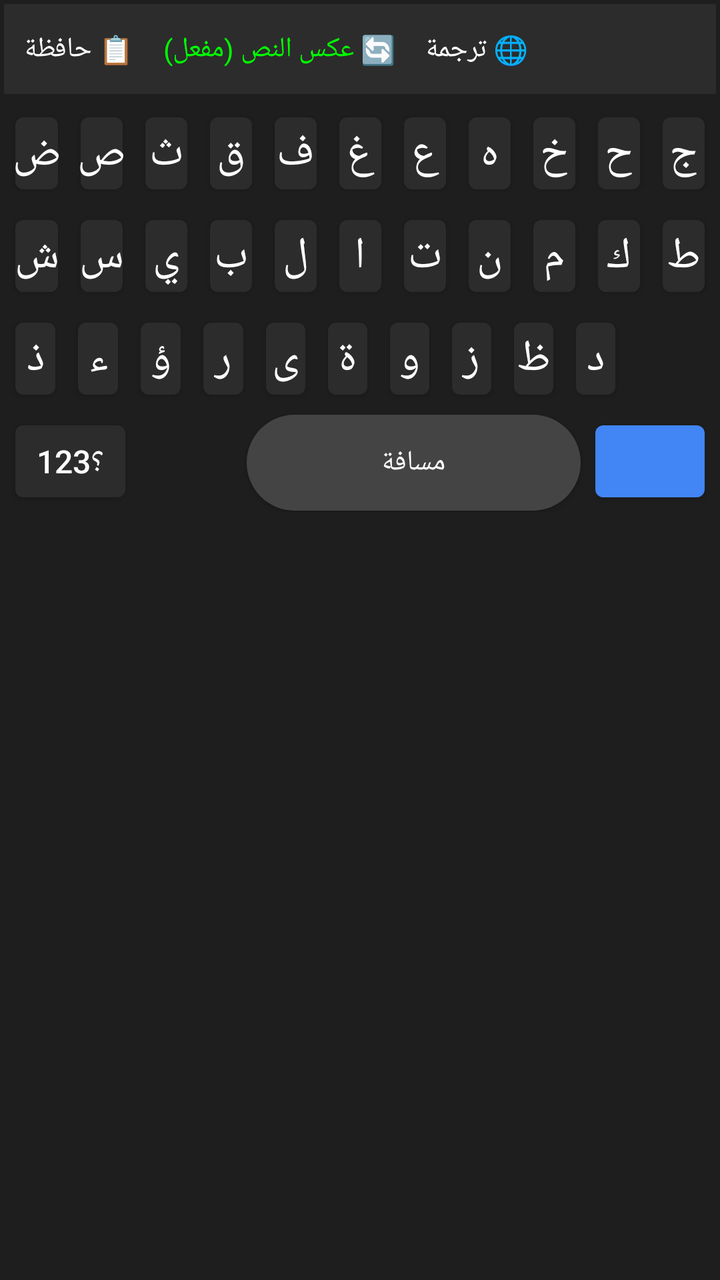
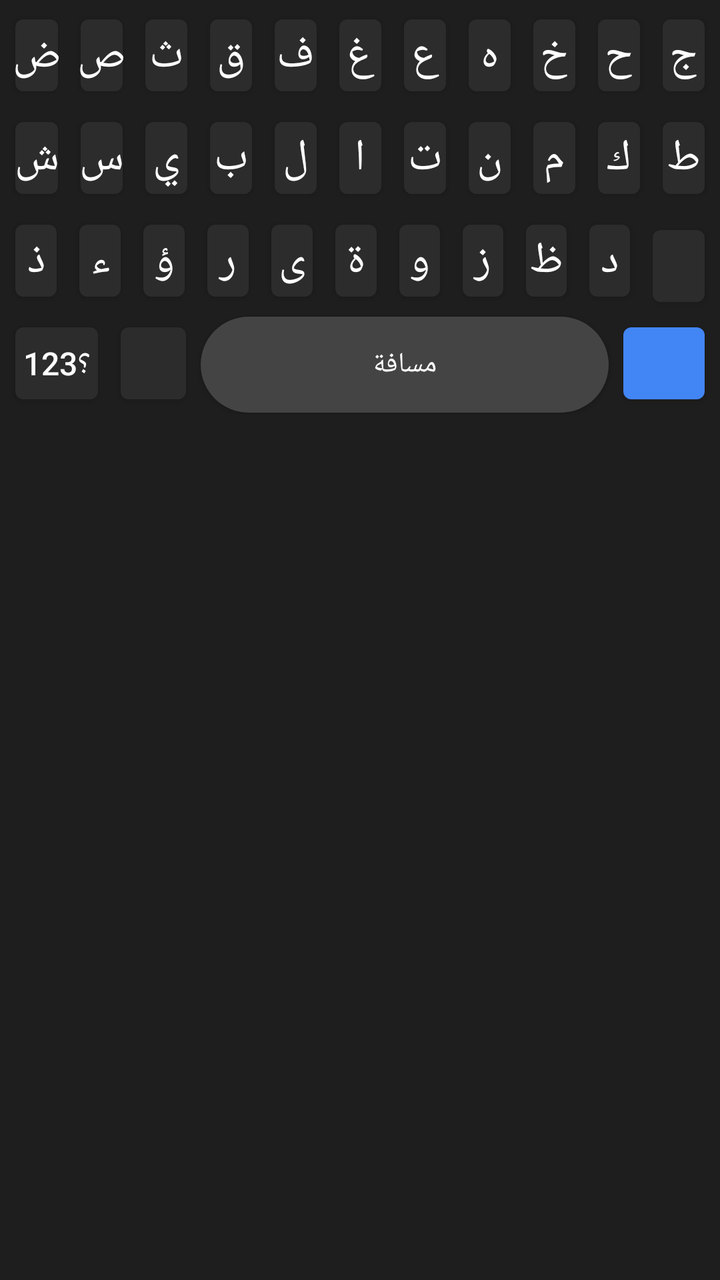

Before-and-after screenshots of an Android layout around one commit, followed by the original layout XML and the change that was made.
<!-- AndroidManifest.xml: application theme android:Theme.DeviceDefault.Light.NoActionBar -->
<!-- res/layout/keyboard_view.xml -->
<?xml version="1.0" encoding="utf-8"?>
<LinearLayout xmlns:android="http://schemas.android.com/apk/res/android"
    android:layout_width="match_parent"
    android:layout_height="wrap_content"
    android:orientation="vertical"
    android:background="#1E1E1E"
    android:padding="2dp">

    
    <LinearLayout
        android:layout_width="match_parent"
        android:layout_height="45dp"
        android:orientation="horizontal"
        android:background="#2C2C2C"
        android:gravity="center_vertical"
        android:paddingHorizontal="10dp"
        android:layout_marginBottom="4dp">
        
        <TextView android:layout_width="wrap_content" android:layout_height="wrap_content" android:text="📋 حافظة" android:textColor="#FFF" android:textSize="14sp" android:layout_marginEnd="15dp"/>
        <TextView android:id="@+id/btn_toggle_fix" android:layout_width="wrap_content" android:layout_height="wrap_content" android:text="🔄 عكس النص (مفعل)" android:textColor="#00FF00" android:textSize="14sp" android:layout_marginEnd="15dp"/>
        <TextView android:layout_width="wrap_content" android:layout_height="wrap_content" android:text="🌐 ترجمة" android:textColor="#FFF" android:textSize="14sp"/>
    </LinearLayout>

    
    <LinearLayout
        android:id="@+id/layout_arabic"
        android:layout_width="match_parent"
        android:layout_height="wrap_content"
        android:orientation="vertical"
        android:layoutDirection="rtl"
        android:visibility="visible">

        
        <LinearLayout android:layout_width="match_parent" android:layout_height="wrap_content" android:orientation="horizontal">
            <Button android:id="@+id/ar_ج" android:text="ج" style="@style/KeyStyle"/>
            <Button android:id="@+id/ar_ح" android:text="ح" style="@style/KeyStyle"/>
            <Button android:id="@+id/ar_خ" android:text="خ" style="@style/KeyStyle"/>
            <Button android:id="@+id/ar_ه" android:text="ه" style="@style/KeyStyle"/>
            <Button android:id="@+id/ar_ع" android:text="ع" style="@style/KeyStyle"/>
            <Button android:id="@+id/ar_غ" android:text="غ" style="@style/KeyStyle"/>
            <Button android:id="@+id/ar_ف" android:text="ف" style="@style/KeyStyle"/>
            <Button android:id="@+id/ar_ق" android:text="ق" style="@style/KeyStyle"/>
            <Button android:id="@+id/ar_ث" android:text="ث" style="@style/KeyStyle"/>
            <Button android:id="@+id/ar_ص" android:text="ص" style="@style/KeyStyle"/>
            <Button android:id="@+id/ar_ض" android:text="ض" style="@style/KeyStyle"/>
        </LinearLayout>

        
        <LinearLayout android:layout_width="match_parent" android:layout_height="wrap_content" android:orientation="horizontal">
            <Button android:id="@+id/ar_ط" android:text="ط" style="@style/KeyStyle"/>
            <Button android:id="@+id/ar_ك" android:text="ك" style="@style/KeyStyle"/>
            <Button android:id="@+id/ar_م" android:text="م" style="@style/KeyStyle"/>
            <Button android:id="@+id/ar_ن" android:text="ن" style="@style/KeyStyle"/>
            <Button android:id="@+id/ar_ت" android:text="ت" style="@style/KeyStyle"/>
            <Button android:id="@+id/ar_ا" android:text="ا" style="@style/KeyStyle"/>
            <Button android:id="@+id/ar_ل" android:text="ل" style="@style/KeyStyle"/>
            <Button android:id="@+id/ar_ب" android:text="ب" style="@style/KeyStyle"/>
            <Button android:id="@+id/ar_ي" android:text="ي" style="@style/KeyStyle"/>
            <Button android:id="@+id/ar_س" android:text="س" style="@style/KeyStyle"/>
            <Button android:id="@+id/ar_ش" android:text="ش" style="@style/KeyStyle"/>
        </LinearLayout>

        
        <LinearLayout android:layout_width="match_parent" android:layout_height="wrap_content" android:orientation="horizontal">
            <Button android:id="@+id/btn_del_ar" style="@style/KeyStyleAction" android:layout_weight="1.5" android:background="@android:color/transparent" android:foreground="@drawable/ic_backspace"/>
            <Button android:id="@+id/ar_د" android:text="د" style="@style/KeyStyle"/>
            <Button android:id="@+id/ar_ظ" android:text="ظ" style="@style/KeyStyle"/>
            <Button android:id="@+id/ar_ز" android:text="ز" style="@style/KeyStyle"/>
            <Button android:id="@+id/ar_و" android:text="و" style="@style/KeyStyle"/>
            <Button android:id="@+id/ar_ة" android:text="ة" style="@style/KeyStyle"/>
            <Button android:id="@+id/ar_ى" android:text="ى" style="@style/KeyStyle"/>
            <Button android:id="@+id/ar_ر" android:text="ر" style="@style/KeyStyle"/>
            <Button android:id="@+id/ar_ؤ" android:text="ؤ" style="@style/KeyStyle"/>
            <Button android:id="@+id/ar_ء" android:text="ء" style="@style/KeyStyle"/>
            <Button android:id="@+id/ar_ذ" android:text="ذ" style="@style/KeyStyle"/>
        </LinearLayout>

        
        <LinearLayout android:layout_width="match_parent" android:layout_height="wrap_content" android:orientation="horizontal">
            <Button android:id="@+id/btn_enter_ar" style="@style/KeyStyleAction" android:layout_weight="1.5" android:backgroundTint="#4285F4" android:foreground="@drawable/ic_enter"/>
            <Button android:id="@+id/btn_space_ar" android:text="مسافة" style="@style/KeyStyleSpace" android:layout_weight="4"/>
            <Button android:id="@+id/btn_lang_to_en" style="@style/KeyStyleAction" android:layout_weight="1.2" android:background="@android:color/transparent" android:foreground="@drawable/ic_globe"/>
            <Button android:id="@+id/btn_123_ar" android:text="؟123" style="@style/KeyStyleAction" android:layout_weight="1.5"/>
        </LinearLayout>
    </LinearLayout>

    
    <LinearLayout
        android:id="@+id/layout_english"
        android:layout_width="match_parent"
        android:layout_height="wrap_content"
        android:orientation="vertical"
        android:layoutDirection="ltr"
        android:visibility="gone">

        
        <LinearLayout android:layout_width="match_parent" android:layout_height="wrap_content" android:orientation="horizontal">
            <Button android:id="@+id/en_q" android:text="q" style="@style/KeyStyle"/>
            <Button android:id="@+id/en_w" android:text="w" style="@style/KeyStyle"/>
            <Button android:id="@+id/en_e" android:text="e" style="@style/KeyStyle"/>
            <Button android:id="@+id/en_r" android:text="r" style="@style/KeyStyle"/>
            <Button android:id="@+id/en_t" android:text="t" style="@style/KeyStyle"/>
            <Button android:id="@+id/en_y" android:text="y" style="@style/KeyStyle"/>
            <Button android:id="@+id/en_u" android:text="u" style="@style/KeyStyle"/>
            <Button android:id="@+id/en_i" android:text="i" style="@style/KeyStyle"/>
            <Button android:id="@+id/en_o" android:text="o" style="@style/KeyStyle"/>
            <Button android:id="@+id/en_p" android:text="p" style="@style/KeyStyle"/>
        </LinearLayout>

        
        <LinearLayout android:layout_width="match_parent" android:layout_height="wrap_content" android:orientation="horizontal">
            <Button android:id="@+id/en_a" android:text="a" style="@style/KeyStyle"/>
            <Button android:id="@+id/en_s" android:text="s" style="@style/KeyStyle"/>
            <Button android:id="@+id/en_d" android:text="d" style="@style/KeyStyle"/>
            <Button android:id="@+id/en_f" android:text="f" style="@style/KeyStyle"/>
            <Button android:id="@+id/en_g" android:text="g" style="@style/KeyStyle"/>
            <Button android:id="@+id/en_h" android:text="h" style="@style/KeyStyle"/>
            <Button android:id="@+id/en_j" android:text="j" style="@style/KeyStyle"/>
            <Button android:id="@+id/en_k" android:text="k" style="@style/KeyStyle"/>
            <Button android:id="@+id/en_l" android:text="l" style="@style/KeyStyle"/>
        </LinearLayout>

        
        <LinearLayout android:layout_width="match_parent" android:layout_height="wrap_content" android:orientation="horizontal">
            <Button android:id="@+id/en_shift" style="@style/KeyStyleAction" android:layout_weight="1.5" android:background="@android:color/transparent" android:foreground="@drawable/ic_shift"/>
            <Button android:id="@+id/en_z" android:text="z" style="@style/KeyStyle"/>
            <Button android:id="@+id/en_x" android:text="x" style="@style/KeyStyle"/>
            <Button android:id="@+id/en_c" android:text="c" style="@style/KeyStyle"/>
            <Button android:id="@+id/en_v" android:text="v" style="@style/KeyStyle"/>
            <Button android:id="@+id/en_b" android:text="b" style="@style/KeyStyle"/>
            <Button android:id="@+id/en_n" android:text="n" style="@style/KeyStyle"/>
            <Button android:id="@+id/en_m" android:text="m" style="@style/KeyStyle"/>
            <Button android:id="@+id/btn_del_en" style="@style/KeyStyleAction" android:layout_weight="1.5" android:background="@android:color/transparent" android:foreground="@drawable/ic_backspace"/>
        </LinearLayout>

        
        <LinearLayout android:layout_width="match_parent" android:layout_height="wrap_content" android:orientation="horizontal">
            <Button android:id="@+id/btn_123_en" android:text="!#1" style="@style/KeyStyleAction" android:layout_weight="1.5"/>
            <Button android:id="@+id/btn_lang_to_ar" style="@style/KeyStyleAction" android:layout_weight="1.2" android:background="@android:color/transparent" android:foreground="@drawable/ic_globe"/>
            <Button android:id="@+id/btn_space_en" android:text="Space" style="@style/KeyStyleSpace" android:layout_weight="4"/>
            <Button android:id="@+id/btn_enter_en" style="@style/KeyStyleAction" android:layout_weight="1.5" android:backgroundTint="#4285F4" android:foreground="@drawable/ic_enter"/>
        </LinearLayout>
    </LinearLayout>
</LinearLayout>
<!-- resources referenced by this layout -->
<resources>
  <!-- drawable ic_backspace (drawable) -->
  <vector xmlns:android="http://schemas.android.com/apk/res/android"
      android:width="24dp" android:height="24dp" android:viewportWidth="24" android:viewportHeight="24">
      <path android:fillColor="#00000000" android:strokeColor="#FFFFFF" android:strokeWidth="1.5"
          android:pathData="M22,3 H7 C6.31,3 5.77,3.35 5.41,3.88 L0,12 l5.41,8.11 C5.77,20.64 6.31,21 7,21 h15 c1.1,0 2,-0.9 2,-2 V5 C24,3.9 23.1,3 22,3 z" />
      <path android:fillColor="#00000000" android:strokeColor="#FFFFFF" android:strokeWidth="1.5"
          android:pathData="M19,15.59 L17.59,17 L14,13.41 L10.41,17 L9,15.59 L12.59,12 L9,8.41 L10.41,7 L14,10.59 L17.59,7 L19,8.41 L15.41,12 Z" />
  </vector>
  <!-- drawable ic_enter (drawable) -->
  <vector xmlns:android="http://schemas.android.com/apk/res/android"
      android:width="24dp" android:height="24dp" android:viewportWidth="24" android:viewportHeight="24">
      <path android:fillColor="#FFFFFF" android:pathData="M19,7v4H5.83l3.58,-3.59L8,6l-6,6 6,6 1.41,-1.41L5.83,13H21V7z"/>
  </vector>
  <!-- drawable ic_shift (drawable) -->
  <vector xmlns:android="http://schemas.android.com/apk/res/android"
      android:width="24dp" android:height="24dp" android:viewportWidth="24" android:viewportHeight="24">
      <path android:fillColor="#00000000" android:strokeColor="#FFFFFF" android:strokeWidth="1.5"
          android:pathData="M12,4 L4,12 h4 v6 h8 v-6 h4 Z" />
  </vector>
  <style name="KeyStyle">
          <item name="android:layout_width">0dp</item>
          <item name="android:layout_height">48dp</item>
          <item name="android:layout_weight">1</item>
          <item name="android:layout_margin">1.5dp</item>
          <item name="android:textSize">22sp</item> 
          <item name="android:textColor">#FFFFFF</item>
          <item name="android:backgroundTint">#2C2C2C</item>
          <item name="android:insetTop">0dp</item>
          <item name="android:insetBottom">0dp</item>
          <item name="android:padding">0dp</item>
      </style>
  <style name="KeyStyleAction">
          <item name="android:layout_width">0dp</item>
          <item name="android:layout_height">48dp</item>
          <item name="android:layout_weight">1</item>
          <item name="android:layout_margin">1.5dp</item>
          <item name="android:textSize">16sp</item>
          <item name="android:textColor">#FFFFFF</item>
          <item name="android:backgroundTint">#2C2C2C</item>
          <item name="android:insetTop">0dp</item>
          <item name="android:insetBottom">0dp</item>
          <item name="android:padding">0dp</item>
      </style>
  <style name="KeyStyleSpace">
          <item name="android:layout_width">0dp</item>
          <item name="android:layout_height">48dp</item>
          <item name="android:layout_margin">1.5dp</item>
          <item name="android:textSize">14sp</item>
          <item name="android:textColor">#FFFFFF</item>
          <item name="android:background">@drawable/bg_space</item>
          <item name="android:insetTop">0dp</item>
          <item name="android:insetBottom">0dp</item>
      </style>
  <!-- drawable bg_space (drawable) -->
  <shape xmlns:android="http://schemas.android.com/apk/res/android">
      <solid android:color="#444444"/>
      <corners android:radius="24dp"/>
  </shape>
  <!-- unchanged entries left out for length: 1 -->
</resources>

<!-- the commit's change to res/layout/keyboard_view.xml (unified diff, before → after) -->
@@ -5,21 +5,6 @@
     android:orientation="vertical"
     android:background="#1E1E1E"
     android:padding="2dp">
-
-    
-    <LinearLayout
-        android:layout_width="match_parent"
-        android:layout_height="45dp"
-        android:orientation="horizontal"
-        android:background="#2C2C2C"
-        android:gravity="center_vertical"
-        android:paddingHorizontal="10dp"
-        android:layout_marginBottom="4dp">
-        
-        <TextView android:layout_width="wrap_content" android:layout_height="wrap_content" android:text="📋 حافظة" android:textColor="#FFF" android:textSize="14sp" android:layout_marginEnd="15dp"/>
-        <TextView android:id="@+id/btn_toggle_fix" android:layout_width="wrap_content" android:layout_height="wrap_content" android:text="🔄 عكس النص (مفعل)" android:textColor="#00FF00" android:textSize="14sp" android:layout_marginEnd="15dp"/>
-        <TextView android:layout_width="wrap_content" android:layout_height="wrap_content" android:text="🌐 ترجمة" android:textColor="#FFF" android:textSize="14sp"/>
-    </LinearLayout>
 
     
     <LinearLayout
@@ -62,7 +47,7 @@
 
         
         <LinearLayout android:layout_width="match_parent" android:layout_height="wrap_content" android:orientation="horizontal">
-            <Button android:id="@+id/btn_del_ar" style="@style/KeyStyleAction" android:layout_weight="1.5" android:background="@android:color/transparent" android:foreground="@drawable/ic_backspace"/>
+            <Button android:id="@+id/btn_del_ar" style="@style/KeyStyleAction" android:layout_weight="1.2" android:backgroundTint="#2C2C2C" android:foreground="@drawable/ic_backspace"/>
             <Button android:id="@+id/ar_د" android:text="د" style="@style/KeyStyle"/>
             <Button android:id="@+id/ar_ظ" android:text="ظ" style="@style/KeyStyle"/>
             <Button android:id="@+id/ar_ز" android:text="ز" style="@style/KeyStyle"/>
@@ -77,10 +62,10 @@
 
         
         <LinearLayout android:layout_width="match_parent" android:layout_height="wrap_content" android:orientation="horizontal">
-            <Button android:id="@+id/btn_enter_ar" style="@style/KeyStyleAction" android:layout_weight="1.5" android:backgroundTint="#4285F4" android:foreground="@drawable/ic_enter"/>
-            <Button android:id="@+id/btn_space_ar" android:text="مسافة" style="@style/KeyStyleSpace" android:layout_weight="4"/>
-            <Button android:id="@+id/btn_lang_to_en" style="@style/KeyStyleAction" android:layout_weight="1.2" android:background="@android:color/transparent" android:foreground="@drawable/ic_globe"/>
-            <Button android:id="@+id/btn_123_ar" android:text="؟123" style="@style/KeyStyleAction" android:layout_weight="1.5"/>
+            <Button android:id="@+id/btn_enter_ar" style="@style/KeyStyleAction" android:layout_weight="1.2" android:backgroundTint="#4285F4" android:foreground="@drawable/ic_enter"/>
+            <Button android:id="@+id/btn_space_ar" android:text="مسافة" style="@style/KeyStyleSpace" android:layout_weight="5"/>
+            <Button android:id="@+id/btn_lang_to_en" style="@style/KeyStyleAction" android:layout_weight="1" android:backgroundTint="#2C2C2C" android:foreground="@drawable/ic_globe"/>
+            <Button android:id="@+id/btn_123_ar" android:text="؟123" style="@style/KeyStyleAction" android:layout_weight="1.2"/>
         </LinearLayout>
     </LinearLayout>
 
@@ -122,7 +107,7 @@
 
         
         <LinearLayout android:layout_width="match_parent" android:layout_height="wrap_content" android:orientation="horizontal">
-            <Button android:id="@+id/en_shift" style="@style/KeyStyleAction" android:layout_weight="1.5" android:background="@android:color/transparent" android:foreground="@drawable/ic_shift"/>
+            <Button android:id="@+id/en_shift" style="@style/KeyStyleAction" android:layout_weight="1.2" android:backgroundTint="#2C2C2C" android:foreground="@drawable/ic_shift"/>
             <Button android:id="@+id/en_z" android:text="z" style="@style/KeyStyle"/>
             <Button android:id="@+id/en_x" android:text="x" style="@style/KeyStyle"/>
             <Button android:id="@+id/en_c" android:text="c" style="@style/KeyStyle"/>
@@ -130,15 +115,15 @@
             <Button android:id="@+id/en_b" android:text="b" style="@style/KeyStyle"/>
             <Button android:id="@+id/en_n" android:text="n" style="@style/KeyStyle"/>
             <Button android:id="@+id/en_m" android:text="m" style="@style/KeyStyle"/>
-            <Button android:id="@+id/btn_del_en" style="@style/KeyStyleAction" android:layout_weight="1.5" android:background="@android:color/transparent" android:foreground="@drawable/ic_backspace"/>
+            <Button android:id="@+id/btn_del_en" style="@style/KeyStyleAction" android:layout_weight="1.2" android:backgroundTint="#2C2C2C" android:foreground="@drawable/ic_backspace"/>
         </LinearLayout>
 
         
         <LinearLayout android:layout_width="match_parent" android:layout_height="wrap_content" android:orientation="horizontal">
-            <Button android:id="@+id/btn_123_en" android:text="!#1" style="@style/KeyStyleAction" android:layout_weight="1.5"/>
-            <Button android:id="@+id/btn_lang_to_ar" style="@style/KeyStyleAction" android:layout_weight="1.2" android:background="@android:color/transparent" android:foreground="@drawable/ic_globe"/>
-            <Button android:id="@+id/btn_space_en" android:text="Space" style="@style/KeyStyleSpace" android:layout_weight="4"/>
-            <Button android:id="@+id/btn_enter_en" style="@style/KeyStyleAction" android:layout_weight="1.5" android:backgroundTint="#4285F4" android:foreground="@drawable/ic_enter"/>
+            <Button android:id="@+id/btn_123_en" android:text="!#1" style="@style/KeyStyleAction" android:layout_weight="1.2"/>
+            <Button android:id="@+id/btn_space_en" android:text="Space" style="@style/KeyStyleSpace" android:layout_weight="5"/>
+            <Button android:id="@+id/btn_lang_to_ar" style="@style/KeyStyleAction" android:layout_weight="1" android:backgroundTint="#2C2C2C" android:foreground="@drawable/ic_globe"/>
+            <Button android:id="@+id/btn_enter_en" style="@style/KeyStyleAction" android:layout_weight="1.2" android:backgroundTint="#4285F4" android:foreground="@drawable/ic_enter"/>
         </LinearLayout>
     </LinearLayout>
 </LinearLayout>
